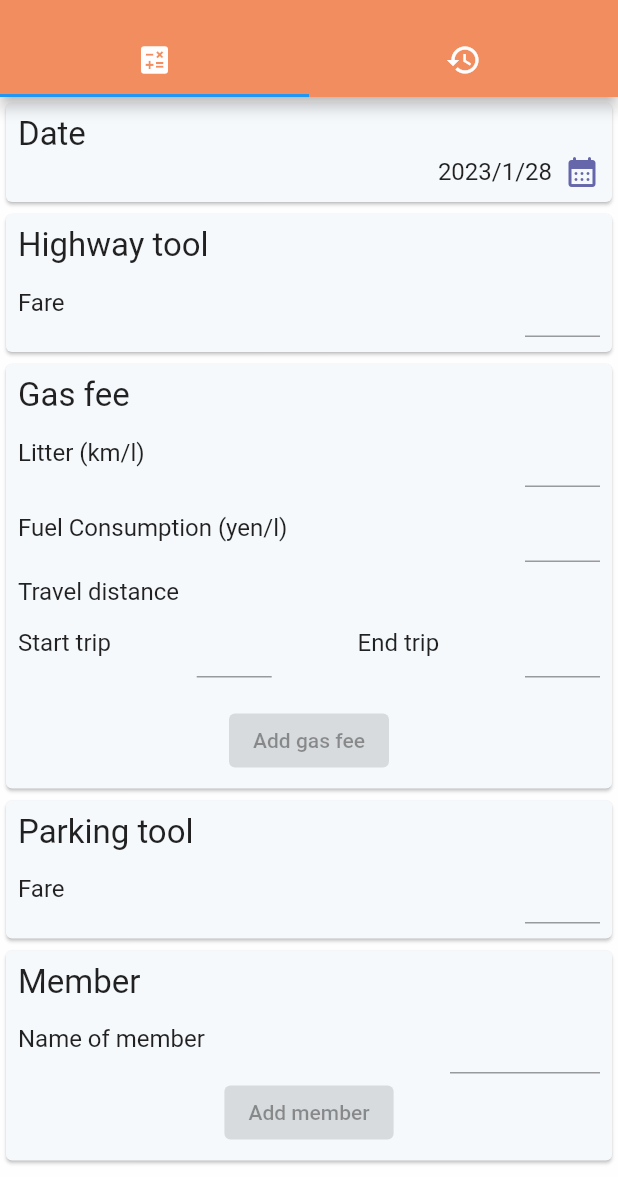
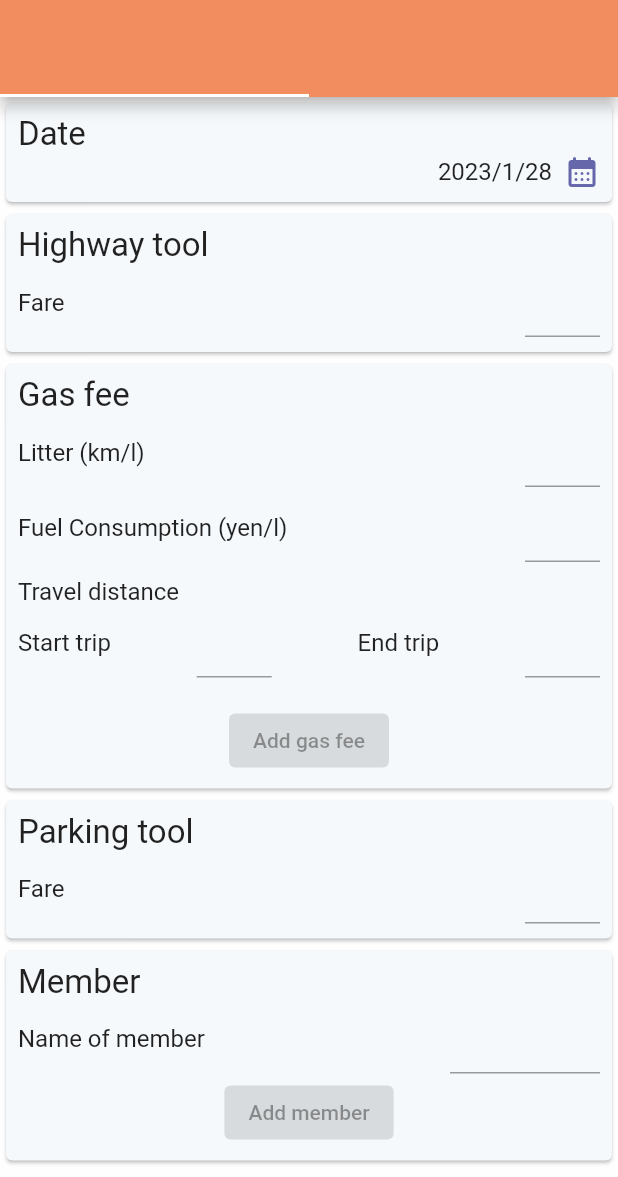
Before and after one commit to UraShiba/dutch_app, a Flutter app: the screen it shows after launch, on a phone screen of 412 x 824 dp, the part 59-1236 px from its top. Run offline on Flutter 3.47's test engine with Material 2 defaults, Android fonts, the light colour scheme and no system bars; our stand-ins replace equatable, flutter_bloc, shared_preferences.

Commit message:
change the color

```diff
--- a/lib/android_app.dart
+++ b/lib/android_app.dart
@@ -17,9 +17,9 @@ class AndroidApp extends StatelessWidget {
         child: Scaffold(
             backgroundColor: whiteColor,
             appBar: AppBar(
-              bottom: const TabBar(tabs: [
-                Tab(icon: Icon(Icons.calculate, color: whiteColor)),
-                Tab(icon: Icon(Icons.history, color: whiteColor)),
+              bottom: const TabBar(indicatorColor: orangeColor, tabs: [
+                Tab(icon: Icon(Icons.calculate, color: orangeColor)),
+                Tab(icon: Icon(Icons.history, color: orangeColor)),
               ]),
               title: const Text(
                 "Dutch app",
--- a/lib/calculate_page/widget/input_card/gas_input_card.dart
+++ b/lib/calculate_page/widget/input_card/gas_input_card.dart
@@ -121,7 +121,7 @@ class GasInputCard extends StatelessWidget {
                       context.read<ButtonEnableCubit>().isGasFeeButtonEnable();
                   return ElevatedButton(
                       style: ElevatedButton.styleFrom(
-                        backgroundColor: Colors.black,
+                        backgroundColor: buttonColor,
                       ),
                       onPressed: _isEnable
                           ? () => buttonAction(context, _gasFee, inputData)
```
Also changed, not shown: lib/ios_app.dart (+4 -3 lines), 1 other file.
